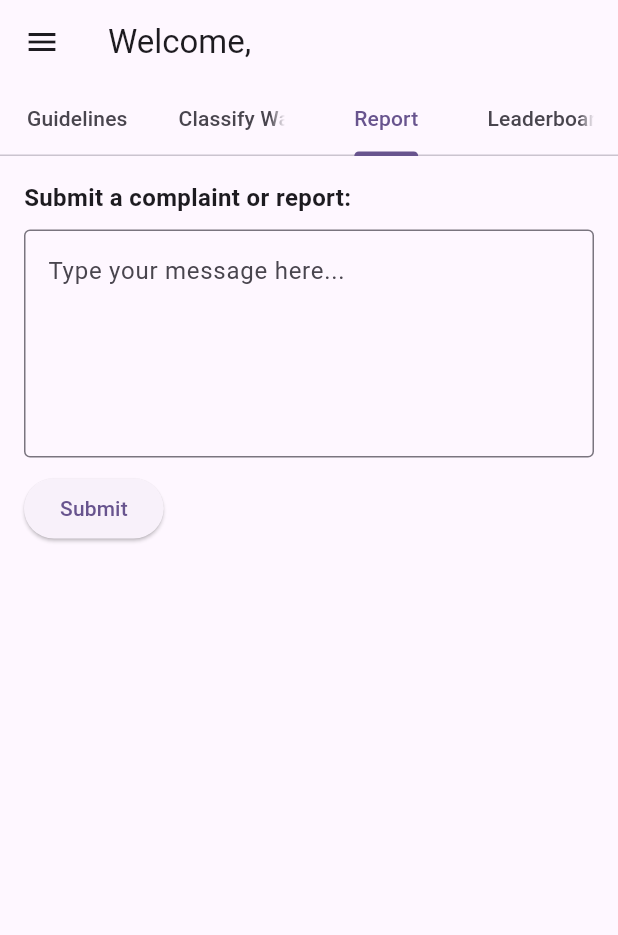
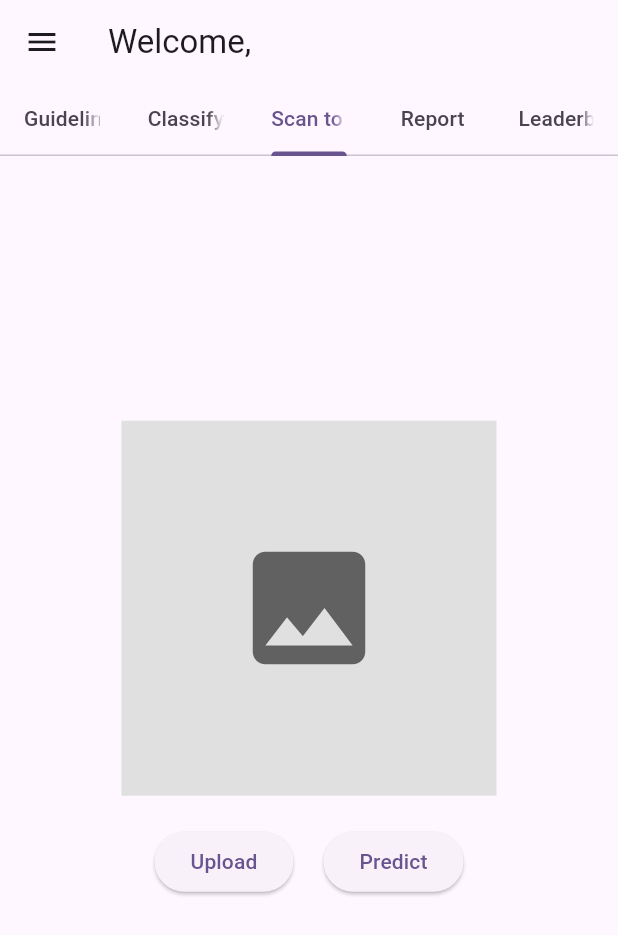
Before and after one commit to PoojithaMS-23/Smart_waste_segrregation, a Flutter app: the UserDashboardPage screen opened directly with empty values, tab 3 chosen, on a phone screen of 412 x 824 dp. Shown: the top 935 px of the screen. Run offline on Flutter 3.47's test engine with Material 3 defaults, Android fonts, the light colour scheme and no system bars; our stand-ins replace image_picker, sqflite; accounts and stored records are empty.

Commit message:
Add new 'Scan to Classify' tab in user dashboard with image upload and Predict button

```diff
--- /dev/null
+++ b/classifer/lib/scan_classify.dart
@@ -0,0 +1,84 @@
+import 'dart:io';
+import 'dart:convert';
+import 'package:flutter/material.dart';
+import 'package:image_picker/image_picker.dart';
+import '../services/api_service.dart';
+
+class ScanClassifyTab extends StatefulWidget {
+  const ScanClassifyTab({Key? key}) : super(key: key);
+
+  @override
+  State<ScanClassifyTab> createState() => _ScanClassifyTabState();
+}
+
+class _ScanClassifyTabState extends State<ScanClassifyTab> {
+  File? _selectedImage;      // picked image
+  String predictionText = ""; // prediction result
+
+  void pickImage() async {
+    final pickedFile =
+    await ImagePicker().pickImage(source: ImageSource.gallery);
+    if (pickedFile != null) {
+      setState(() {
+        _selectedImage = File(pickedFile.path);
+        predictionText = "";
+      });
+    }
+  }
+
+  void predictImage() async {
+    if (_selectedImage == null) return;
+
+    String result = await ApiService.uploadImage(_selectedImage!);
+    try {
+      var decoded = json.decode(result);
+      setState(() {
+        predictionText = decoded['prediction'];
+      });
+    } catch (e) {
+      setState(() {
+        predictionText = "Error parsing response";
+      });
+    }
+  }
+
+  @override
+  Widget build(BuildContext context) {
+    return Padding(
+      padding: const EdgeInsets.all(16),
+      child: Column(
+        mainAxisAlignment: MainAxisAlignment.center,
+        children: [
+          // Image box
+          _selectedImage != null
+              ? Image.file(
+            _selectedImage!,
+            width: 250,
+            height: 250,
+            fit: BoxFit.cover,
+          )
+              : Container(
+            width: 250,
+            height: 250,
+            color: Colors.grey[300],
+            child: Icon(Icons.image, size: 100, color: Colors.grey[700]),
+          ),
+          const SizedBox(height: 20),
+          Row(
+            mainAxisAlignment: MainAxisAlignment.center,
+            children: [
+              ElevatedButton(onPressed: pickImage, child: const Text("Upload")),
+              const SizedBox(width: 20),
+              ElevatedButton(onPressed: predictImage, child: const Text("Predict")),
+            ],
+          ),
+          const SizedBox(height: 20),
+          Text(
+            predictionText,
+            style: const TextStyle(fontSize: 20, fontWeight: FontWeight.bold),
+          ),
+        ],
+      ),
+    );
+  }
+}
--- a/classifer/lib/user_dashboard.dart
+++ b/classifer/lib/user_dashboard.dart
@@ -3,6 +3,7 @@ import '../models/members_model.dart';
 import '../db/members_database.dart';
 import '../db/complaints.dart';
 import 'profile.dart';
+import 'scan_classify.dart';
 
 class UserDashboardPage extends StatefulWidget {
   final String username;  // Changed from sasId
@@ -53,7 +54,7 @@ class _UserDashboardPageState extends State<UserDashboardPage> {
   Widget build(BuildContext context) {
     final ownerName = _member?.ownerName;
     return DefaultTabController(
-      length: 4,
+      length: 5,
       child: Scaffold(
         appBar: AppBar(
           title: Text(
@@ -65,6 +66,7 @@ class _UserDashboardPageState extends State<UserDashboardPage> {
             tabs: [
               Tab(text: 'Guidelines'),
               Tab(text: 'Classify Waste'),
+              Tab(text: 'Scan to Classify'),
               Tab(text: 'Report'),
               Tab(text: 'Leaderboard'),
             ],
@@ -112,6 +114,8 @@ class _UserDashboardPageState extends State<UserDashboardPage> {
           children: [
             const GuidelinesTab(),
             const ClassifyWasteTab(),
+            const ScanClassifyTab(),
+            const ScanClassifyTab(),
             ReportTab(username: widget.username),  // pass username here
             const LeaderboardTab(),
           ],
--- a/classifer/pubspec.yaml
+++ b/classifer/pubspec.yaml
@@ -39,6 +39,8 @@ dependencies:
   path_provider: ^2.1.2
   path: ^1.9.0
   syncfusion_flutter_charts: ^20.2.48
+  http: ^1.2.0
+  image_picker: ^1.0.4
 
 dev_dependencies:
   flutter_test:
```
Also changed, not shown: classifer/pubspec.lock.
